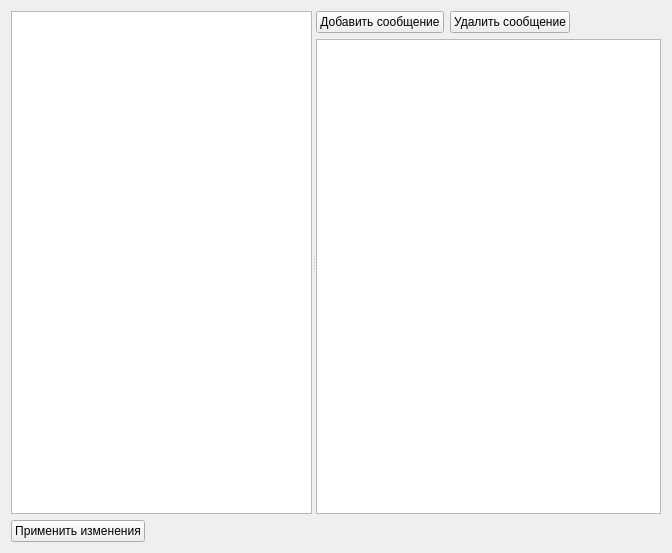
The window that desktop_constructor_app/constructor_app/widgets/bot_editor_form.ui (cuttlesystems/simplegram) describes before a commit, drawn with Qt 5.
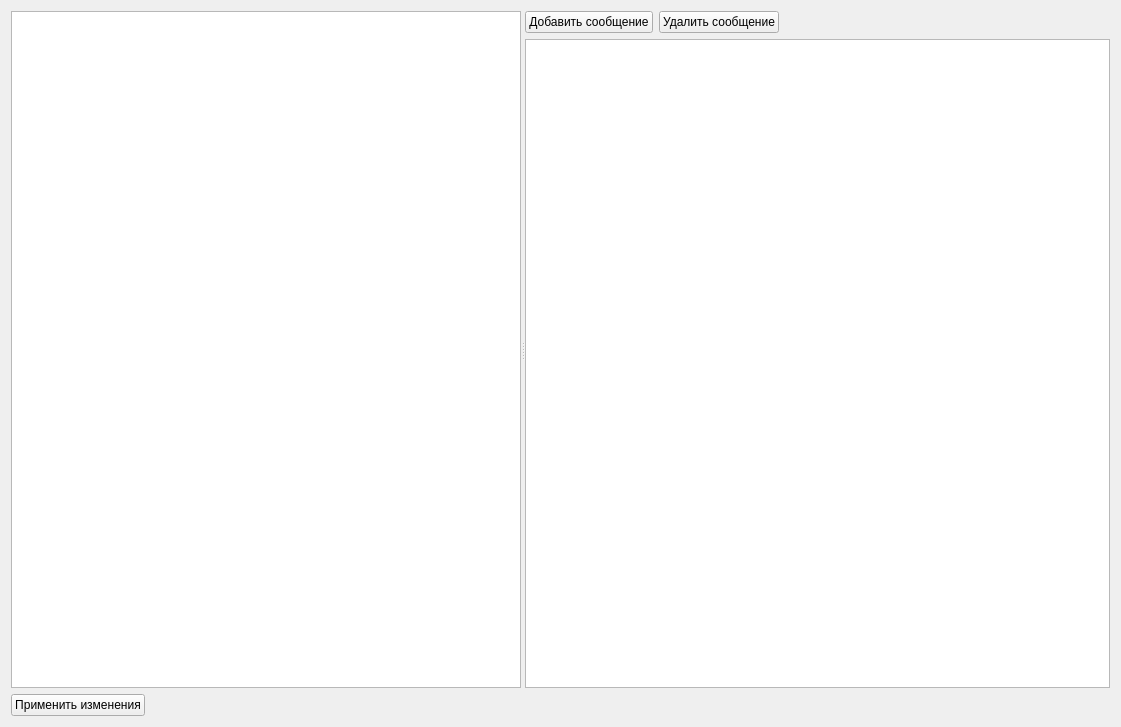
The same window after the commit. Custom widgets are drawn as their Qt base class.

Commit message: Настроил сплиттер и размер окна как надо.

```diff
--- a/desktop_constructor_app/constructor_app/widgets/bot_editor_form.ui
+++ b/desktop_constructor_app/constructor_app/widgets/bot_editor_form.ui
@@ -6,8 +6,8 @@
    <rect>
     <x>0</x>
     <y>0</y>
-    <width>672</width>
-    <height>553</height>
+    <width>1121</width>
+    <height>727</height>
    </rect>
   </property>
   <property name="windowTitle">
```
The commit also changes 1 other file.
